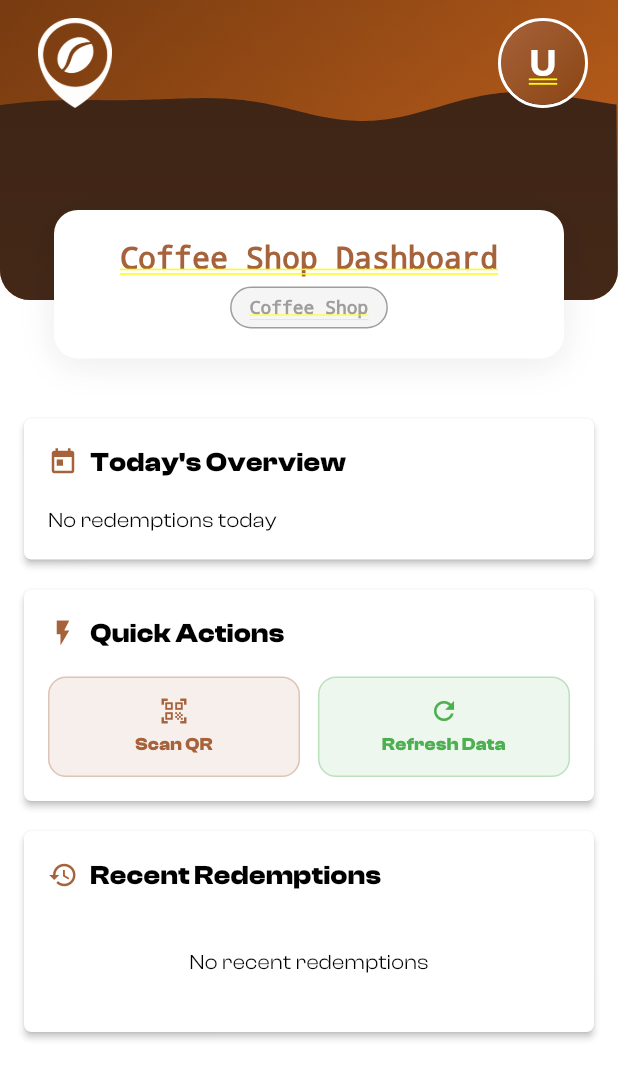
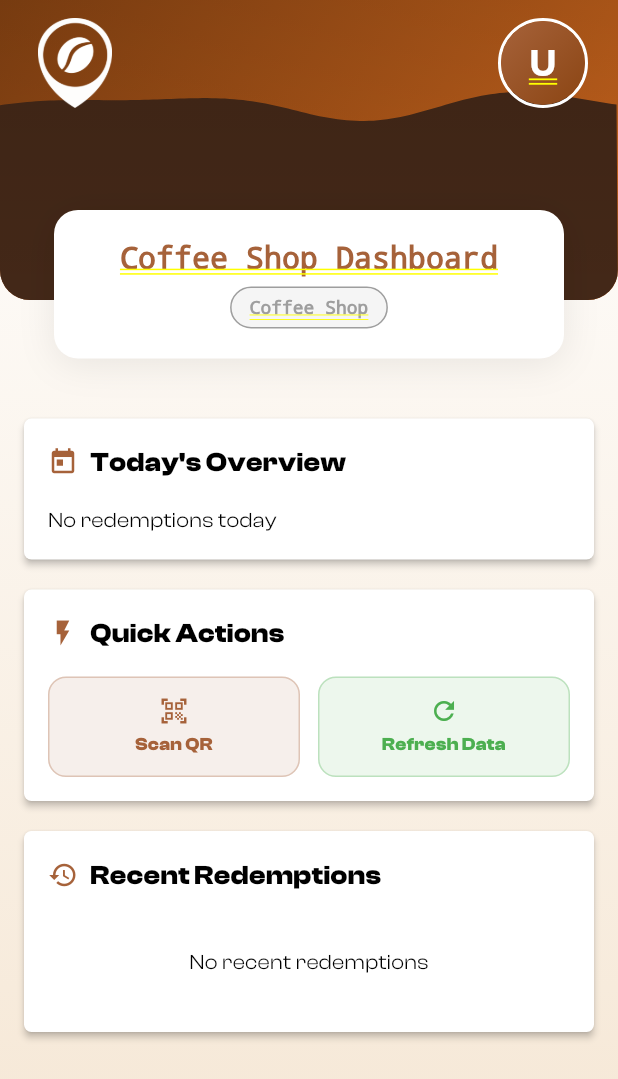
Before and after one commit to Leoavelar/mochapoint, a Flutter app: the CoffeeShopHomeScreen screen opened directly, on a phone screen of 412 x 824 dp. Shown: the top 1079 px of the screen. Run offline on Flutter 3.47's test engine with Material 3 defaults, Android fonts, the phone set to English and light mode, and no system bars; our stand-ins replace confetti, flutter_map, geolocator, google_sign_in, latlong2, qr_flutter and 1 more; missing offline and left inert: mobile_scanner; accounts and stored records are empty; network calls fail.

Commit message:
FIX: color bug on home screen after logging in for first time

```diff
--- a/lib/screens/home_screen.dart
+++ b/lib/screens/home_screen.dart
@@ -1,4 +1,4 @@
-// lib/screens/home_screen.dart - FIXED VERSION with DailyCoffeeCard refresh
+// lib/screens/home_screen.dart - FIXED VERSION
 
 import 'package:intl/intl.dart';
 import 'package:flutter/foundation.dart';
@@ -233,6 +233,7 @@ class HomeScreenState extends State<HomeScreen> {
         }
       },
       child: Scaffold(
+        backgroundColor: Colors.transparent,
         body: IndexedStack(
           index: effectiveIndex,
           children: _tabs,
@@ -256,22 +257,15 @@ class _CustomerHomeTab extends StatefulWidget {
 class _CustomerHomeTabState extends State<_CustomerHomeTab> {
   int _refreshTrigger = 0;
 
-  // ✅ NEW: Add key to access DailyCoffeeCard state
-  final GlobalKey<DailyCoffeeCardState> _dailyCoffeeCardKey = GlobalKey<DailyCoffeeCardState>();
-
-  // ✅ ENHANCED: Public method to trigger refresh from parent
+  // ✅ NEW: Public method to trigger refresh from parent
   void triggerRefresh() {
     if (mounted) {
       setState(() {
         _refreshTrigger++;
       });
 
-      // ✅ NEW: Also refresh the DailyCoffeeCard
-      _dailyCoffeeCardKey.currentState?.refresh();
-
       if (AppConfig.enableLogging) {
         print('✅ _CustomerHomeTab: Refresh triggered, counter = $_refreshTrigger');
-        print('✅ _CustomerHomeTab: DailyCoffeeCard refresh called');
       }
     }
   }
@@ -294,14 +288,12 @@ class _CustomerHomeTabState extends State<_CustomerHomeTab> {
         fallbackJokersCount: '0',
       ),
       contentWidgets: [
-        // ✅ NEW: Pass the key to DailyCoffeeCard
         DailyCoffeeCard(
-          key: _dailyCoffeeCardKey,
           onRedeem: () async {
             final result = await showRedemptionModal(context);
 
             if (result == true) {
-              triggerRefresh(); // ✅ This now refreshes both stats and daily coffee card
+              triggerRefresh(); // ✅ Use the same method
             }
           },
         ),
--- a/lib/widgets/overlapping_content_layout.dart
+++ b/lib/widgets/overlapping_content_layout.dart
@@ -7,8 +7,8 @@ class OverlappingContentLayout extends StatefulWidget {
   final Widget overlappingWidget;
   final List<Widget> contentWidgets;
   final double overlap;
-  final Color backgroundColor;
-  final double contentSpacing; // New parameter for spacing between content widgets
+  final Gradient backgroundGradient; // ✅ CHANGED: From Color to Gradient
+  final double contentSpacing;
 
   const OverlappingContentLayout({
     Key? key,
@@ -16,9 +16,16 @@ class OverlappingContentLayout extends StatefulWidget {
     required this.overlappingWidget,
     required this.contentWidgets,
     this.overlap = 60.0,
-    // this.backgroundColor = const Color(0xFFF9F5F1),
-    this.backgroundColor = Colors.white12,
-    this.contentSpacing = 16.0, // Default spacing between content widgets
+    // ✅ CHANGED: Default gradient instead of solid color
+    this.backgroundGradient = const LinearGradient(
+      begin: Alignment.topCenter,
+      end: Alignment.bottomCenter,
+      colors: [
+        Colors.white,
+        Color(0xFFF5E6D3), // lightCream
+      ],
+    ),
+    this.contentSpacing = 16.0,
   }) : super(key: key);
 
   @override
@@ -28,14 +35,13 @@ class OverlappingContentLayout extends StatefulWidget {
 class _OverlappingContentLayoutState extends State<OverlappingContentLayout> {
   final GlobalKey headerKey = GlobalKey();
   final GlobalKey overlappingWidgetKey = GlobalKey();
-  double headerHeight = 200.0; // Default
+  double headerHeight = 200.0;
   double overlappingWidgetHeight = 0.0;
   bool _measured = false;
 
   @override
   void initState() {
     super.initState();
-    // Schedule measurement for after the first layout
     WidgetsBinding.instance.addPostFrameCallback((_) {
       _measureWidgets();
     });
@@ -64,50 +70,44 @@ class _OverlappingContentLayoutState extends State<OverlappingContentLayout> {
 
   @override
   Widget build(BuildContext context) {
-    // Create a list that includes spacing between content widgets
     final List<Widget> spacedContentWidgets = [];
 
-    // Add spacing between content widgets
     for (int i = 0; i < widget.contentWidgets.length; i++) {
-      // Add the content widget
       spacedContentWidgets.add(widget.contentWidgets[i]);
-
-      // Add spacing after each widget except the last one
       if (i < widget.contentWidgets.length - 1) {
         spacedContentWidgets.add(SizedBox(height: widget.contentSpacing));
       }
     }
 
-    return SingleChildScrollView(
+    return Container(
+      // ✅ CHANGED: Use gradient instead of solid color
+      decoration: BoxDecoration(
+        gradient: widget.backgroundGradient,
+      ),
+      child: SingleChildScrollView(
         child: Stack(
           clipBehavior: Clip.none,
           children: [
             Column(
               children: [
-              // Header with key for measurement
                 KeyedSubtree(
                   key: headerKey,
                   child: widget.header,
                 ),
 
-              // Content area
+                // ✅ CHANGED: Remove background color (transparent to show gradient)
                 Container(
-                color: widget.backgroundColor,
-                // color: widget.backgroundColor,
+                  color: Colors.transparent,
                   width: double.infinity,
                   padding: const EdgeInsets.symmetric(horizontal: 16.0),
                   child: Column(
                     crossAxisAlignment: CrossAxisAlignment.start,
                     children: [
-                    // Space for the overlapping widget
                       SizedBox(height: _measured
                           ? (overlappingWidgetHeight - widget.overlap)
                           : 160.0),
-                    // Add some initial spacing between the overlapping widget and first content
                       SizedBox(height: widget.contentSpacing),
-                    // Content widgets with spacing
                       ...spacedContentWidgets,
-                    // Add some bottom padding
                       SizedBox(height: widget.contentSpacing),
                     ],
                   ),
@@ -115,7 +115,6 @@ class _OverlappingContentLayoutState extends State<OverlappingContentLayout> {
               ],
             ),
 
-          // Overlapping widget with key for measurement
             Positioned(
               top: headerHeight - widget.overlap,
               left: 16.0,
@@ -127,6 +126,7 @@ class _OverlappingContentLayoutState extends State<OverlappingContentLayout> {
             ),
           ],
         ),
+      ),
     );
   }
 }
```
Lines whose indentation alone changed are shown as unchanged.
